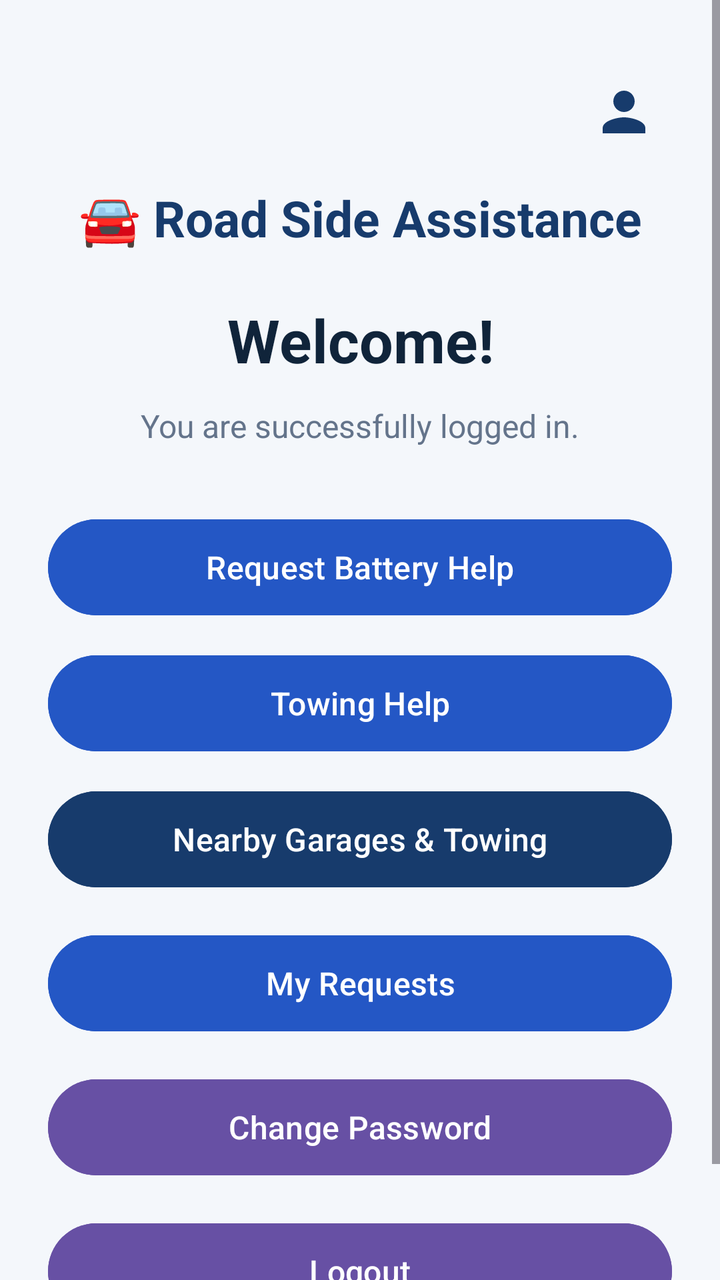
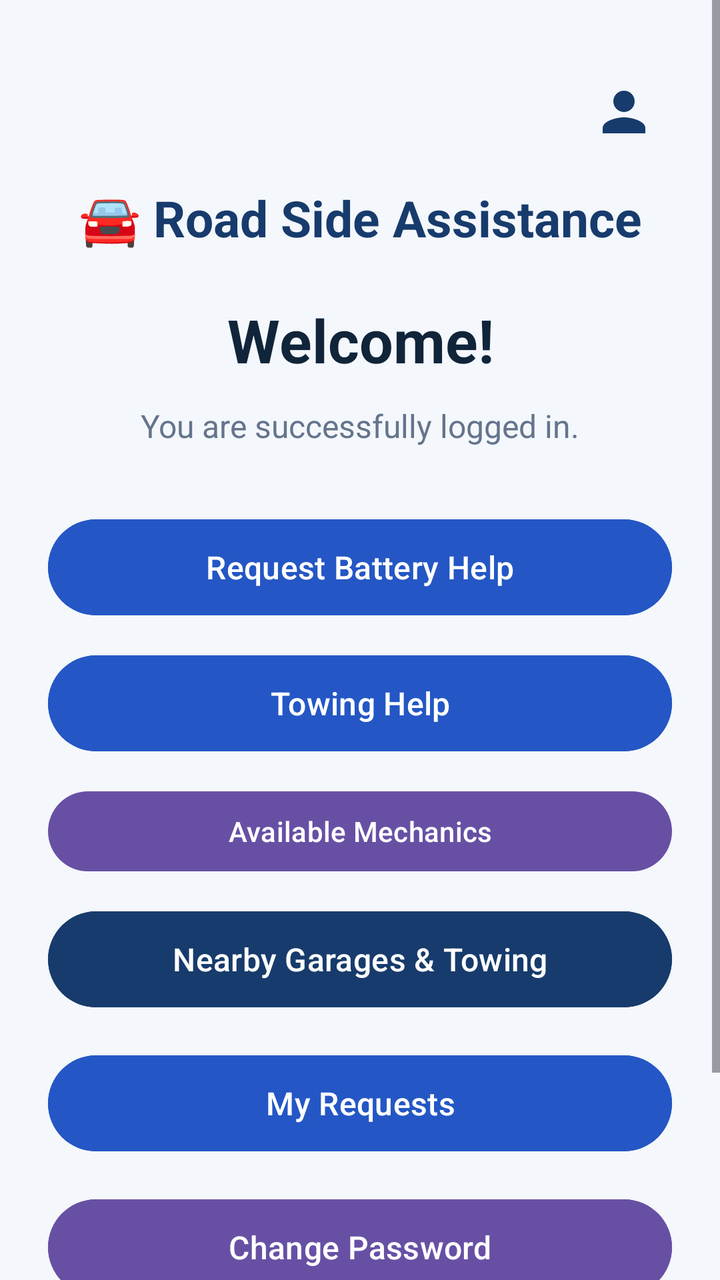

Before-and-after screenshots of an Android layout around one commit, followed by the original layout XML and the change that was made.
<!-- AndroidManifest.xml: application theme Theme.RoadsideAssistance -->
<!-- res/layout/activity_home.xml -->
<?xml version="1.0" encoding="utf-8"?>
<ScrollView xmlns:android="http://schemas.android.com/apk/res/android"
    xmlns:app="http://schemas.android.com/apk/res-auto"
    android:layout_width="match_parent"
    android:layout_height="match_parent"
    android:background="#F4F7FB"
    android:fillViewport="true">

    <LinearLayout
        android:layout_width="match_parent"
        android:layout_height="wrap_content"
        android:orientation="vertical"
        android:gravity="center_horizontal"
        android:padding="24dp">

        
        <FrameLayout
            android:layout_width="match_parent"
            android:layout_height="wrap_content"
            android:layout_marginTop="8dp">

            <ImageButton
                android:id="@+id/btnProfile"
                android:layout_width="48dp"
                android:layout_height="48dp"
                android:layout_gravity="end"
                android:background="?attr/selectableItemBackgroundBorderless"
                android:contentDescription="My Profile"
                android:padding="8dp"
                android:scaleType="fitCenter"
                android:src="@drawable/ic_profile"
                app:tint="#173B6C" />

        </FrameLayout>

        
        <TextView
            android:layout_width="match_parent"
            android:layout_height="wrap_content"
            android:layout_marginTop="12dp"
            android:gravity="center"
            android:text="🚘 Road Side Assistance"
            android:textColor="#173B6C"
            android:textSize="25sp"
            android:textStyle="bold" />

        
        <TextView
            android:id="@+id/tvWelcome"
            android:layout_width="match_parent"
            android:layout_height="wrap_content"
            android:layout_marginTop="24dp"
            android:gravity="center"
            android:text="Welcome!"
            android:textColor="#10243A"
            android:textSize="30sp"
            android:textStyle="bold" />

        
        <TextView
            android:layout_width="match_parent"
            android:layout_height="wrap_content"
            android:layout_marginTop="12dp"
            android:layout_marginBottom="24dp"
            android:gravity="center"
            android:text="You are successfully logged in."
            android:textColor="#64748B"
            android:textSize="16sp" />

        
        <Button
            android:id="@+id/btnBatteryHelp"
            android:layout_width="match_parent"
            android:layout_height="56dp"
            android:layout_marginTop="8dp"
            android:backgroundTint="#2457C5"
            android:text="Request Battery Help"
            android:textAllCaps="false"
            android:textColor="#FFFFFF"
            android:textSize="16sp" />

        
        <Button
            android:id="@+id/btnTowingHelp"
            android:layout_width="match_parent"
            android:layout_height="56dp"
            android:layout_marginTop="12dp"
            android:backgroundTint="#2457C5"
            android:text="Towing Help"
            android:textAllCaps="false"
            android:textColor="#FFFFFF"
            android:textSize="16sp" />

        
        <Button
            android:id="@+id/btnGarageTowingMap"
            android:layout_width="match_parent"
            android:layout_height="56dp"
            android:layout_marginTop="12dp"
            android:backgroundTint="#173B6C"
            android:text="Nearby Garages &amp; Towing"
            android:textAllCaps="false"
            android:textColor="#FFFFFF"
            android:textSize="16sp" />

        
        <Button
            android:id="@+id/btnMyRequests"
            android:layout_width="match_parent"
            android:layout_height="56dp"
            android:layout_marginTop="16dp"
            android:backgroundTint="#2457C5"
            android:text="My Requests"
            android:textAllCaps="false"
            android:textColor="#FFFFFF"
            android:textSize="16sp" />

        
        <Button
            android:id="@+id/btnChangePassword"
            android:layout_width="match_parent"
            android:layout_height="56dp"
            android:layout_marginTop="16dp"
            android:backgroundTint="#6750A4"
            android:text="Change Password"
            android:textAllCaps="false"
            android:textColor="#FFFFFF"
            android:textSize="16sp" />

        
        <Button
            android:id="@+id/btnLogout"
            android:layout_width="match_parent"
            android:layout_height="56dp"
            android:layout_marginTop="16dp"
            android:layout_marginBottom="16dp"
            android:backgroundTint="#6750A4"
            android:text="Logout"
            android:textAllCaps="false"
            android:textColor="#FFFFFF"
            android:textSize="16sp" />

    </LinearLayout>

</ScrollView>
<!-- resources referenced by this layout -->
<resources>
  <!-- drawable ic_profile (drawable) -->
  <?xml version="1.0" encoding="utf-8"?>
  <vector xmlns:android="http://schemas.android.com/apk/res/android"
      android:width="32dp"
      android:height="32dp"
      android:viewportWidth="24"
      android:viewportHeight="24">
  
      <path
          android:fillColor="#173B6C"
          android:pathData="M12,12c2.21,0 4,-1.79 4,-4s-1.79,-4 -4,-4 -4,1.79 -4,4 1.79,4 4,4zM12,14c-2.67,0 -8,1.34 -8,4v2h16v-2c0,-2.66 -5.33,-4 -8,-4z" />
  </vector>
  <style name="Theme.RoadsideAssistance" parent="Base.Theme.RoadsideAssistance" />
  <style name="Base.Theme.RoadsideAssistance" parent="Theme.Material3.DayNight.NoActionBar">
          
          
      </style>
</resources>

<!-- the commit's change to res/layout/activity_home.xml (unified diff, before → after) -->
@@ -91,6 +91,15 @@
             android:textColor="#FFFFFF"
             android:textSize="16sp" />
 
+
+        <Button
+            android:id="@+id/btnAvailableMechanics"
+            android:layout_width="match_parent"
+            android:layout_height="wrap_content"
+            android:text="Available Mechanics"
+            android:layout_marginTop="12dp" />
+
+
         
         <Button
             android:id="@+id/btnGarageTowingMap"
